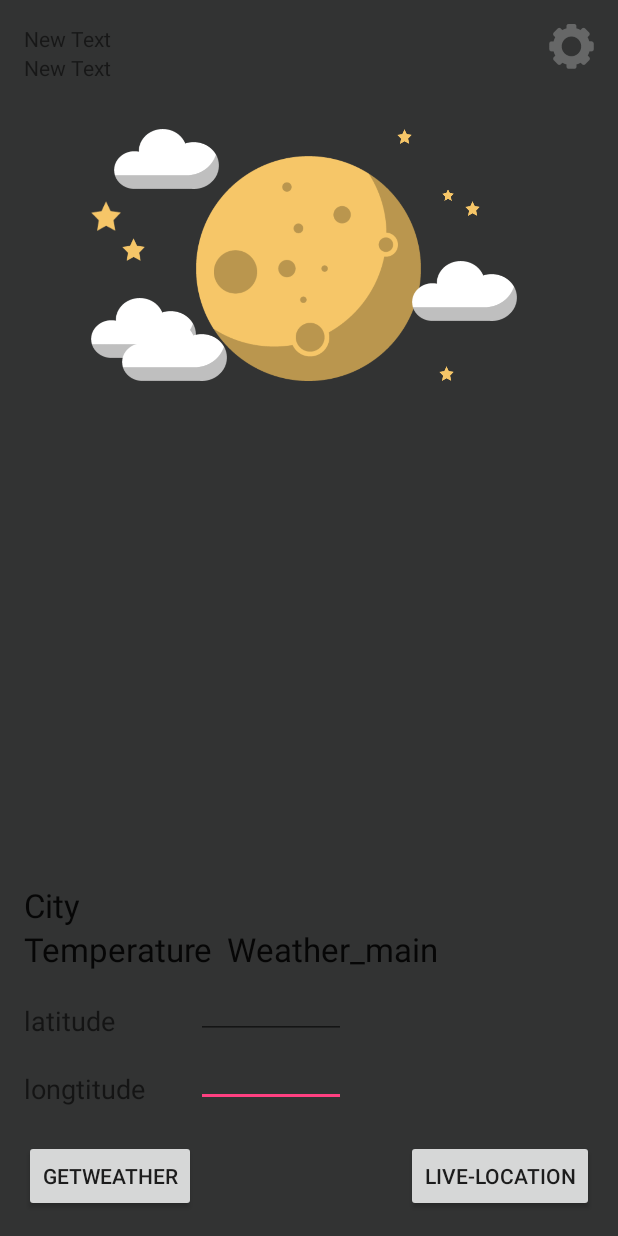
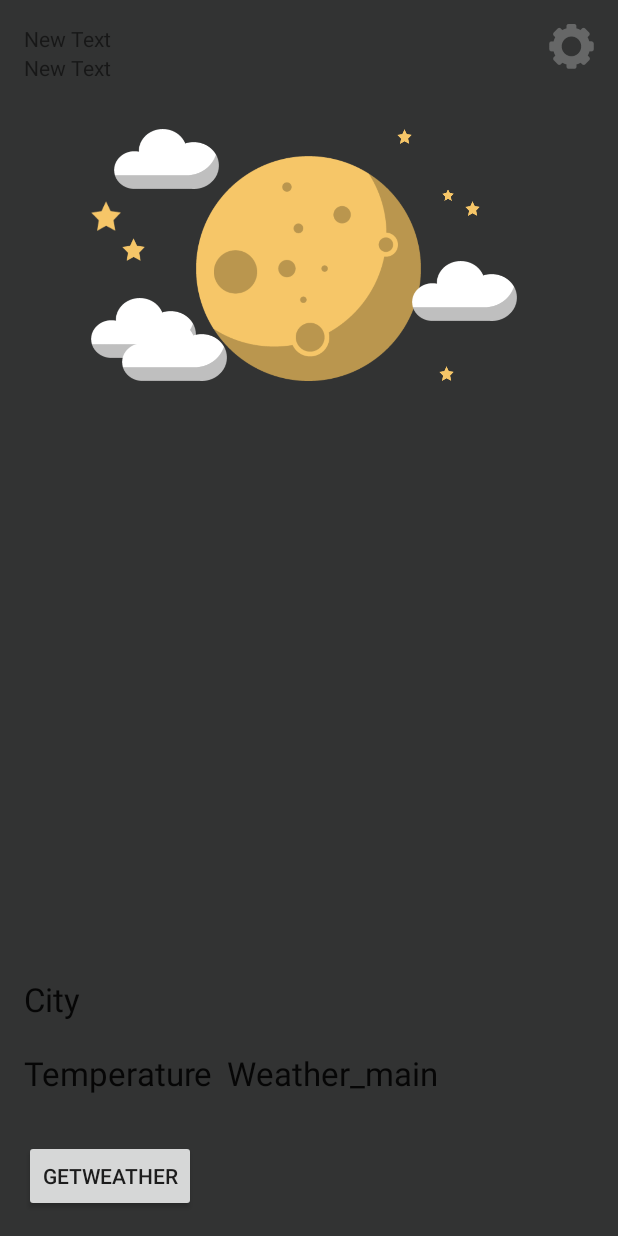
Before and after one commit to PJunhyuk/TodaysMoon, an Android app: the screen it shows after launch (MainActivity), on a phone screen of 412 x 824 dp. Run offline under Robolectric (Android 15) with nearby library versions, the phone set to English and light mode, and no system bars; libraries missing offline, so code that uses them is left out: com.gun0912.tedpermission; 1 statement that could not run was skipped.

Commit message:
Merge get-location button and get-live-weather button

```diff
--- a/app/src/main/java/pjunhyuk/todaysmoon/MainActivity.java
+++ b/app/src/main/java/pjunhyuk/todaysmoon/MainActivity.java
@@ -22,9 +22,6 @@ import com.gun0912.tedpermission.TedPermission;
 // For live weather information on location - using openweathermap api
 // Reference : http://bcho.tistory.com/1050
 
-
-import org.w3c.dom.Text;
-
 import java.util.ArrayList;
 import java.util.concurrent.ExecutionException;
 
@@ -42,7 +39,6 @@ public class MainActivity extends Activity {
     };
 
     // For GPSInfo
-    private Button btnShowLocation;
     private TextView txtLat;
     private TextView txtLon;
     private GpsInfo gps;
@@ -60,10 +56,6 @@ public class MainActivity extends Activity {
     ImageView star_5;
 
     // For Live Weather
-    TextView tvLongtitude;
-    TextView tvLatitude;
-    EditText tvLat;
-    EditText tvLon;
     Button getWeatherBtn;
     TextView tem;
     TextView weather_main;
@@ -73,8 +65,6 @@ public class MainActivity extends Activity {
     protected void onCreate(Bundle savedInstanceState) {
         super.onCreate(savedInstanceState);
         setContentView(R.layout.activity_main);
-        // For live weather information on location
-        setContentView(R.layout.content_main);
 
         // For GPS Permission - Start TedPermission
         new TedPermission(this)
@@ -118,36 +108,11 @@ public class MainActivity extends Activity {
         final Animation animTwinkle2 = AnimationUtils.loadAnimation(this, R.anim.twinkle_1);
         star_2.startAnimation(animTwinkle2);
 
-        // Start for GPSInfo
-        btnShowLocation = (Button)findViewById(R.id.btn_start);
+        // For GPSInfo output
         txtLat = (TextView)findViewById(R.id.Latitude);
         txtLon = (TextView)findViewById(R.id.Longitude);
 
-        // GPS 정보를 보여주기 위한 이벤트 클래스 등록
-        btnShowLocation.setOnClickListener(new View.OnClickListener() {
-            public void onClick(View arg0) {
-                gps = new GpsInfo(MainActivity.this);
-
-                // GPS 사용여부 가져오기
-                if(gps.isGetLocation()) {
-                    double latitude = gps.getLatitude();
-                    double longitude = gps.getLongitude();
-                    txtLat.setText(String.valueOf(latitude));
-                    txtLon.setText(String.valueOf(longitude));
-                    Toast.makeText(getApplicationContext(), "당신의 위치 - \n위도: " + latitude + "\n경도: " + longitude, Toast.LENGTH_LONG).show();
-                } else {
-                    // GPS를 사용할 수 없으므로
-                    gps.showSettingsAlert();
-                }
-            }
-        });
-        // End for GPSInfo
-
         // For Live weather
-        tvLongtitude = (TextView)findViewById(R.id.tvLongtitude);
-        tvLatitude = (TextView)findViewById(R.id.tvLatitude);
-        tvLat = (EditText)findViewById(R.id.lat);
-        tvLon = (EditText)findViewById(R.id.lon);
         getWeatherBtn = (Button)findViewById(R.id.getWeatherBtn);
         tem = (TextView)findViewById(R.id.tem);
         weather_main = (TextView)findViewById(R.id.weather_main);
@@ -156,11 +121,18 @@ public class MainActivity extends Activity {
         getWeatherBtn.setOnClickListener(
             new Button.OnClickListener() {
                 public void onClick(View v) {
-                    String strLon = tvLon.getText().toString();
-                    double lon = Double.valueOf(strLon).doubleValue();
+                    // GPS 정보를 보여주기 위한 이벤트 클래스 등록
+                    gps = new GpsInfo(MainActivity.this);
+                    // GPS 사용여부 가져오기
+                    if(gps.isGetLocation()) {
+                        double latitude = gps.getLatitude();
+                        double longitude = gps.getLongitude();
+                        txtLat.setText(String.valueOf(latitude));
+                        txtLon.setText(String.valueOf(longitude));
+//                        Toast.makeText(getApplicationContext(), "당신의 위치 - \n위도: " + latitude + "\n경도: " + longitude, Toast.LENGTH_LONG).show();
 
-                    String strLat = tvLat.getText().toString();
-                    double lat = Double.valueOf(strLat).doubleValue();
+                        double lon = latitude;
+                        double lat = longitude;
 
                         // 날씨를 읽어오는 API 호출
                         OpenWeatherAPITask t = new OpenWeatherAPITask();
@@ -181,6 +153,10 @@ public class MainActivity extends Activity {
                         } catch(ExecutionException e) {
                             e.printStackTrace();
                         }
+                    } else {
+                        // GPS를 사용할 수 없으므로
+                        gps.showSettingsAlert();
+                    }
                 }
             }
         );
--- a/app/src/main/res/layout/content_main.xml
+++ b/app/src/main/res/layout/content_main.xml
@@ -134,15 +134,6 @@
         android:layout_alignLeft="@+id/cloud_1"
         android:layout_alignStart="@+id/cloud_1" />
 
-    <Button
-        android:layout_width="wrap_content"
-        android:layout_height="wrap_content"
-        android:text="live-LOCATION"
-        android:id="@+id/btn_start"
-        android:layout_alignParentBottom="true"
-        android:layout_alignParentRight="true"
-        android:layout_alignParentEnd="true" />
-
     <TextView
         android:layout_width="wrap_content"
         android:layout_height="wrap_content"
@@ -161,45 +152,6 @@
         android:layout_alignParentLeft="true"
         android:layout_alignParentStart="true" />
 
-    <TextView
-        android:layout_width="wrap_content"
-        android:layout_height="wrap_content"
-        android:textAppearance="?android:attr/textAppearanceMedium"
-        android:text="longtitude"
-        android:id="@+id/tvLongtitude"
-        android:layout_alignBottom="@+id/lat"
-        android:layout_alignParentLeft="true"
-        android:layout_alignParentStart="true" />
-
-    <TextView
-        android:layout_width="wrap_content"
-        android:layout_height="wrap_content"
-        android:textAppearance="?android:attr/textAppearanceMedium"
-        android:text="latitude"
-        android:id="@+id/tvLatitude"
-        android:layout_above="@+id/lat"
-        android:layout_alignParentLeft="true"
-        android:layout_alignParentStart="true" />
-
-    <EditText
-        android:layout_width="wrap_content"
-        android:layout_height="wrap_content"
-        android:id="@+id/lat"
-        android:width="100dp"
-        android:layout_above="@+id/getWeatherBtn"
-        android:layout_alignLeft="@+id/imageView"
-        android:layout_alignStart="@+id/imageView"
-        android:layout_marginBottom="22dp" />
-
-    <EditText
-        android:layout_width="wrap_content"
-        android:layout_height="wrap_content"
-        android:id="@+id/lon"
-        android:width="100dp"
-        android:layout_alignBottom="@+id/tvLatitude"
-        android:layout_alignLeft="@+id/lat"
-        android:layout_alignStart="@+id/lat" />
-
     <Button
         android:layout_width="wrap_content"
         android:layout_height="wrap_content"
@@ -215,9 +167,10 @@
         android:textAppearance="?android:attr/textAppearanceLarge"
         android:text="Temperature"
         android:id="@+id/tem"
-        android:layout_above="@+id/lon"
         android:layout_alignParentLeft="true"
-        android:layout_alignParentStart="true" />
+        android:layout_alignParentStart="true"
+        android:layout_above="@+id/getWeatherBtn"
+        android:layout_marginBottom="30dp" />
 
     <TextView
         android:layout_width="wrap_content"
@@ -225,9 +178,10 @@
         android:textAppearance="?android:attr/textAppearanceLarge"
         android:text="Weather_main"
         android:id="@+id/weather_main"
-        android:layout_above="@+id/lon"
         android:layout_toRightOf="@+id/cloud_1"
-        android:layout_toEndOf="@+id/cloud_1" />
+        android:layout_toEndOf="@+id/cloud_1"
+        android:layout_above="@+id/getWeatherBtn"
+        android:layout_marginBottom="30dp" />
 
     <TextView
         android:layout_width="wrap_content"
@@ -237,6 +191,7 @@
         android:id="@+id/city"
         android:layout_above="@+id/tem"
         android:layout_alignParentLeft="true"
-        android:layout_alignParentStart="true" />
+        android:layout_alignParentStart="true"
+        android:layout_marginBottom="20dp" />
 
 </RelativeLayout>
```
Lines whose indentation alone changed are shown as unchanged.
